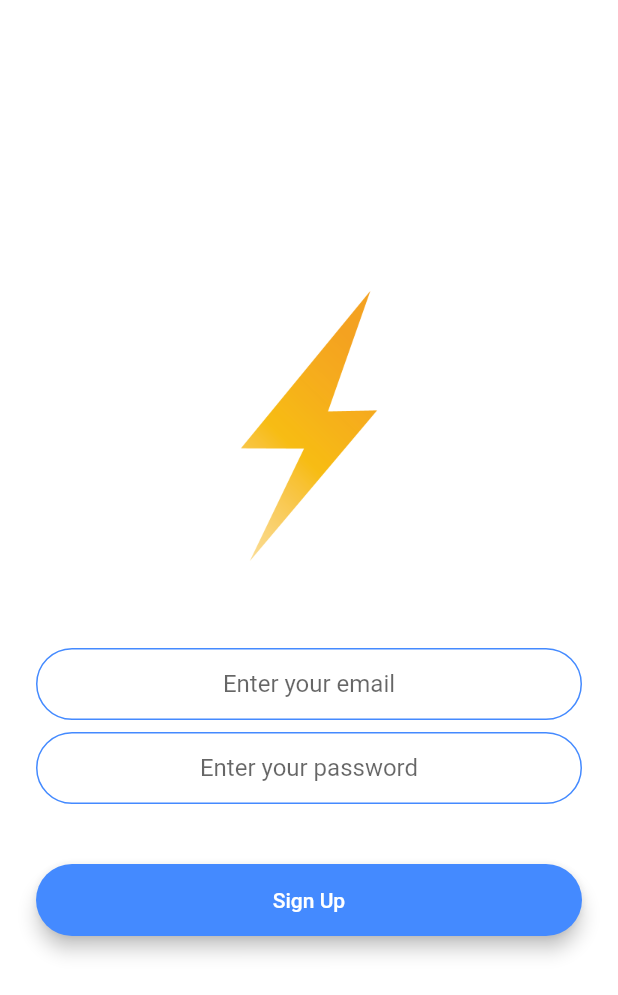
After one commit to Sherajul-Shakil/FlashChat, a Flutter app: the screen it shows after launch, after a tap on "Sign Up", on a phone screen of 412 x 824 dp. The commit adds this screen. Shown: the top 995 px of the screen. Run offline on Flutter 3.47's test engine with Material 2 defaults, Android fonts, the phone set to English and light mode, and no system bars; our stand-ins replace animated_text_kit, firebase_auth; accounts and stored records are empty.

Commit message:
SignUp page UI complete

```diff
--- /dev/null
+++ b/lib/constants.dart
@@ -0,0 +1,35 @@
+import 'package:flutter/material.dart';
+
+const kSendButtonTextStyle = TextStyle(
+  color: Colors.lightBlueAccent,
+  fontWeight: FontWeight.bold,
+  fontSize: 18.0,
+);
+
+const kMessageTextFieldDecoration = InputDecoration(
+  contentPadding: EdgeInsets.symmetric(vertical: 10.0, horizontal: 20.0),
+  hintText: 'Type your message here...',
+  border: InputBorder.none,
+);
+
+const kMessageContainerDecoration = BoxDecoration(
+  border: Border(
+    top: BorderSide(color: Colors.lightBlueAccent, width: 2.0),
+  ),
+);
+
+const kTextFieldDecoration = InputDecoration(
+  hintText: 'Enter a value',
+  contentPadding: EdgeInsets.symmetric(vertical: 10.0, horizontal: 20.0),
+  border: OutlineInputBorder(
+    borderRadius: BorderRadius.all(Radius.circular(32.0)),
+  ),
+  enabledBorder: OutlineInputBorder(
+    borderSide: BorderSide(color: Colors.blueAccent, width: 1.0),
+    borderRadius: BorderRadius.all(Radius.circular(32.0)),
+  ),
+  focusedBorder: OutlineInputBorder(
+    borderSide: BorderSide(color: Colors.blueAccent, width: 2.0),
+    borderRadius: BorderRadius.all(Radius.circular(32.0)),
+  ),
+);
--- a/lib/main.dart
+++ b/lib/main.dart
@@ -1,3 +1,4 @@
+import 'package:flash_chat/screens/registration_screen.dart';
 import 'package:flutter/material.dart';
 import 'package:flash_chat/screens/welcome_screen.dart';
 
@@ -11,6 +12,7 @@ class FlashChat extends StatelessWidget {
       initialRoute: WelcomeScreen.id,
       routes: {
         WelcomeScreen.id: (context) => WelcomeScreen(),
+        RegistrationScreen.id: (context) => RegistrationScreen(),
       },
     );
   }
--- /dev/null
+++ b/lib/screens/registration_screen.dart
@@ -0,0 +1,75 @@
+import 'package:flash_chat/constants.dart';
+import 'package:flutter/material.dart';
+import 'package:flash_chat/components/rounded_button.dart';
+import 'package:firebase_auth/firebase_auth.dart';
+// import 'package:modal_progress_hud/modal_progress_hud.dart';
+
+class RegistrationScreen extends StatefulWidget {
+  static const String id = 'registration_screen';
+  @override
+  _RegistrationScreenState createState() => _RegistrationScreenState();
+}
+
+class _RegistrationScreenState extends State<RegistrationScreen> {
+  //final _auth = FirebaseAuth.instance;
+  bool showSpinner = false;
+  late String email;
+  late String password;
+
+  @override
+  Widget build(BuildContext context) {
+    return Scaffold(
+      backgroundColor: Colors.white,
+      body: Padding(
+        padding: EdgeInsets.symmetric(horizontal: 24.0),
+        child: Column(
+          mainAxisAlignment: MainAxisAlignment.center,
+          crossAxisAlignment: CrossAxisAlignment.stretch,
+          children: <Widget>[
+            Flexible(
+              child: Hero(
+                tag: 'logo',
+                child: Container(
+                  height: 200.0,
+                  child: Image.asset('images/logo.png'),
+                ),
+              ),
+            ),
+            const SizedBox(
+              height: 48.0,
+            ),
+            TextField(
+              keyboardType: TextInputType.emailAddress,
+              textAlign: TextAlign.center,
+              onChanged: (value) {
+                email = value;
+              },
+              decoration:
+                  kTextFieldDecoration.copyWith(hintText: 'Enter your email'),
+            ),
+            const SizedBox(
+              height: 8.0,
+            ),
+            TextField(
+              obscureText: true,
+              textAlign: TextAlign.center,
+              onChanged: (value) {
+                password = value;
+              },
+              decoration: kTextFieldDecoration.copyWith(
+                  hintText: 'Enter your password'),
+            ),
+            const SizedBox(
+              height: 24.0,
+            ),
+            RoundedButton(
+              title: 'Sign Up',
+              colour: Colors.blueAccent,
+              onPressed: () async {},
+            ),
+          ],
+        ),
+      ),
+    );
+  }
+}
--- a/lib/screens/welcome_screen.dart
+++ b/lib/screens/welcome_screen.dart
@@ -1,3 +1,4 @@
+import 'package:flash_chat/screens/registration_screen.dart';
 import 'package:flutter/material.dart';
 import 'package:animated_text_kit/animated_text_kit.dart';
 import 'package:flash_chat/components/rounded_button.dart';
@@ -39,7 +40,7 @@ class _WelcomeScreenState extends State<WelcomeScreen>
     return Scaffold(
       backgroundColor: animation.value,
       body: Padding(
-        padding: EdgeInsets.symmetric(horizontal: 24.0),
+        padding: const EdgeInsets.symmetric(horizontal: 24.0),
         child: Column(
           mainAxisAlignment: MainAxisAlignment.center,
           crossAxisAlignment: CrossAxisAlignment.stretch,
@@ -54,29 +55,29 @@ class _WelcomeScreenState extends State<WelcomeScreen>
                   ),
                 ),
                 TypewriterAnimatedTextKit(
-                  text: ['Flash Chat'],
-                  textStyle: TextStyle(
+                  text: const ['Flash Chat'],
+                  textStyle: const TextStyle(
                     fontSize: 45.0,
                     fontWeight: FontWeight.w900,
                   ),
                 ),
               ],
             ),
-            SizedBox(
+            const SizedBox(
               height: 48.0,
             ),
             RoundedButton(
-              title: 'Log In',
+              title: 'Sign In',
               colour: Colors.lightBlueAccent,
               onPressed: () {
                 //Navigator.pushNamed(context, LoginScreen.id);
               },
             ),
             RoundedButton(
-              title: 'Register',
+              title: 'Sign Up',
               colour: Colors.blueAccent,
               onPressed: () {
-                //Navigator.pushNamed(context, RegistrationScreen.id);
+                Navigator.pushNamed(context, RegistrationScreen.id);
               },
             ),
           ],
--- a/pubspec.yaml
+++ b/pubspec.yaml
@@ -16,7 +16,7 @@ dependencies:
   firebase_core: ^1.20.0
   firebase_auth: ^3.4.2
   cloud_firestore: ^3.4.2
-  modal_progress_hud: ^0.1.3
+  # modal_progress_hud: ^0.1.3
   animated_text_kit: ^4.2.1
 
 dev_dependencies:
```
Also changed, not shown: pubspec.lock.
